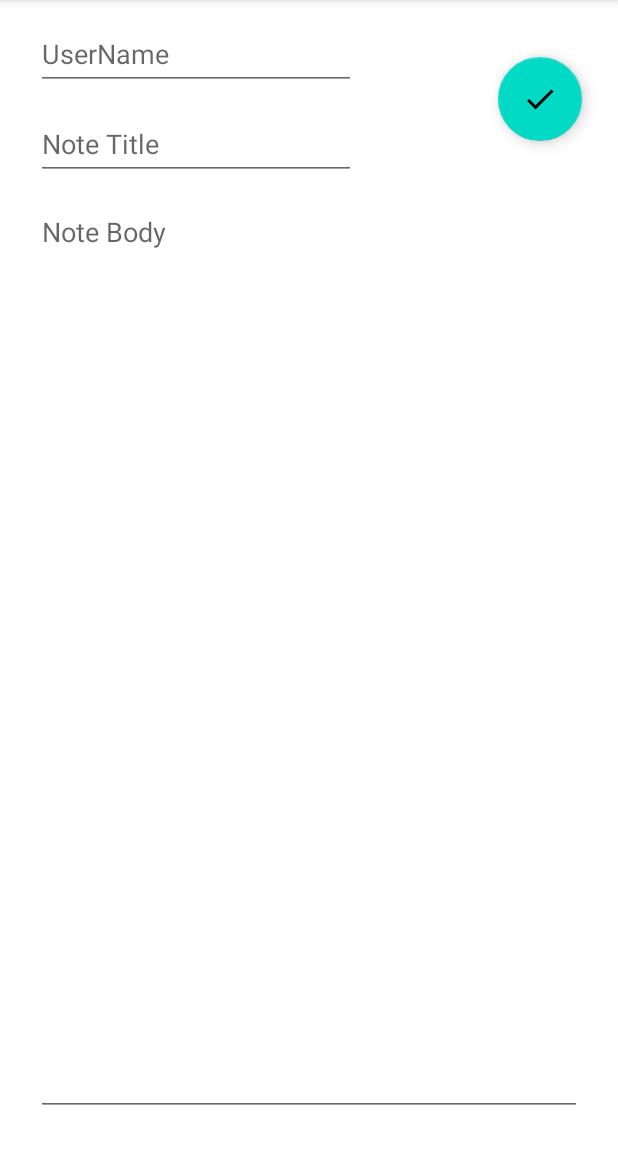
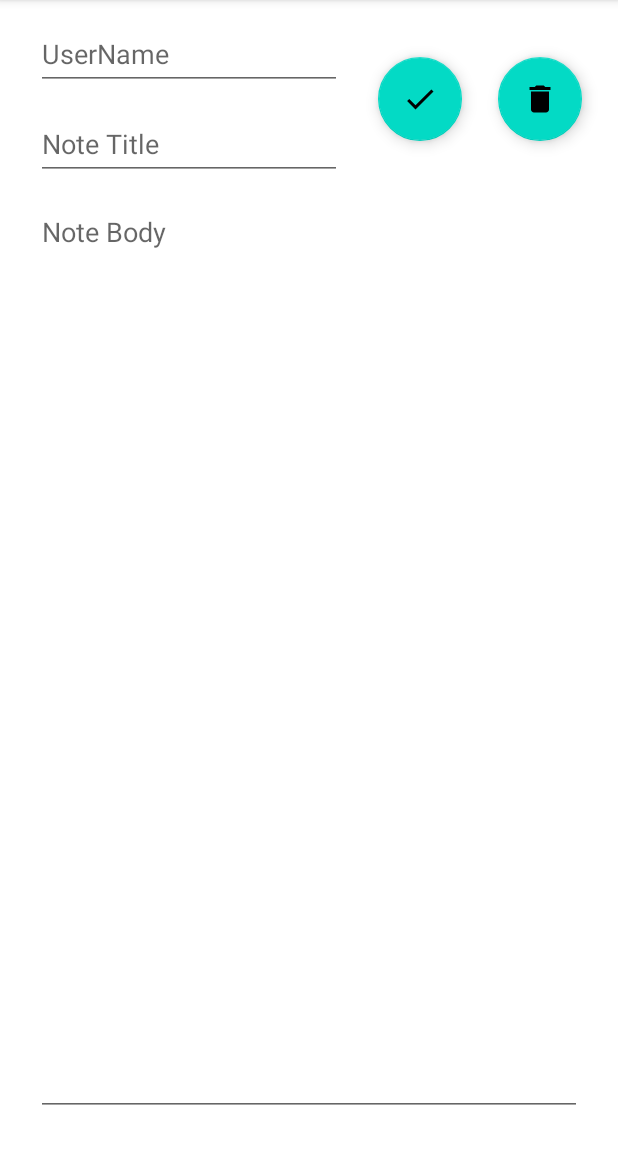
Before and after one commit to trindade99/notiFy, an Android app: the fragment UpdateFragment placed in its activity, on a phone screen of 412 x 824 dp, the part 84-1236 px from its top. Run offline under Robolectric (Android 15) with nearby library versions, the phone set to English and light mode, and no system bars; our stand-ins replace Room's generated code, navigation-ui; 4 statements that could not run were skipped.

```diff
--- a/app/src/main/java/com/example/notify/data/NoteDao.kt
+++ b/app/src/main/java/com/example/notify/data/NoteDao.kt
@@ -10,8 +10,11 @@ interface NoteDao {
     @Insert(onConflict = OnConflictStrategy.IGNORE)
     fun addUser(note: Note)
 
-    @Update(onConflict = OnConflictStrategy.IGNORE)
+    @Update
     fun updateUser(note: Note)
+
+    @Delete
+    fun deleteUser(note: Note)
 
     @Query(value = "SELECT * FROM user_table ORDER BY id ASC")
     fun readAllData(): LiveData<List<Note>>
--- a/app/src/main/java/com/example/notify/fragments/list/ListAdapter.kt
+++ b/app/src/main/java/com/example/notify/fragments/list/ListAdapter.kt
@@ -28,6 +28,7 @@ class ListAdapter: RecyclerView.Adapter<ListAdapter.MyViewHolder>() {
         holder.itemView.title_txt.text = currentItem.Title
         holder.itemView.preview_txt.text = currentItem.Body
 
+
         holder.itemView.row_Layout.setOnClickListener{
             val action = ListFragmentDirections.actionListFragmentToUpdateFragment(currentItem)
             holder.itemView.findNavController().navigate(action)
--- a/app/src/main/java/com/example/notify/fragments/list/ListFragment.kt
+++ b/app/src/main/java/com/example/notify/fragments/list/ListFragment.kt
@@ -8,7 +8,9 @@ import android.view.ViewGroup
 import androidx.lifecycle.Observer
 import androidx.lifecycle.ViewModelProvider
 import androidx.navigation.fragment.findNavController
+import androidx.recyclerview.widget.DividerItemDecoration
 import androidx.recyclerview.widget.LinearLayoutManager
+import androidx.recyclerview.widget.RecyclerView
 import com.example.notify.R
 import com.example.notify.viewModel.NoteViewModel
 import kotlinx.android.synthetic.main.fragment_list.view.*
@@ -28,8 +30,10 @@ class ListFragment : Fragment() {
         //Recycler view
         val adapter = ListAdapter()
         val recyclerView = view.recyclerview
+        val dividerItemDecoration = DividerItemDecoration(requireContext(), RecyclerView.VERTICAL)
         recyclerView.adapter = adapter
         recyclerView.layoutManager = LinearLayoutManager(requireContext())
+        recyclerView.addItemDecoration(dividerItemDecoration)
 
         // UserViewModel
         mNoteViewModel = ViewModelProvider(this).get(NoteViewModel::class.java)
@@ -45,4 +49,5 @@ class ListFragment : Fragment() {
         return view
     }
 
+
 }
--- a/app/src/main/java/com/example/notify/repository/NoteRepository.kt
+++ b/app/src/main/java/com/example/notify/repository/NoteRepository.kt
@@ -15,4 +15,8 @@ class NoteRepository(var noteDao: NoteDao) {
     suspend fun updateUser(note: Note){
         noteDao.updateUser(note)
     }
+
+    suspend fun deleteUser(note: Note){
+        noteDao.deleteUser(note)
+    }
 }
--- /dev/null
+++ b/app/src/main/res/drawable/ic_delete.xml
@@ -0,0 +1,10 @@
+<vector xmlns:android="http://schemas.android.com/apk/res/android"
+    android:width="24dp"
+    android:height="24dp"
+    android:viewportWidth="24"
+    android:viewportHeight="24"
+    android:tint="?attr/colorControlNormal">
+  <path
+      android:fillColor="@android:color/white"
+      android:pathData="M6,19c0,1.1 0.9,2 2,2h8c1.1,0 2,-0.9 2,-2V7H6v12zM19,4h-3.5l-1,-1h-5l-1,1H5v2h14V4z"/>
+</vector>
--- a/app/src/main/res/layout/fragment_update.xml
+++ b/app/src/main/res/layout/fragment_update.xml
@@ -8,27 +8,31 @@
 
     <EditText
         android:id="@+id/update_UserName"
-        android:layout_width="wrap_content"
+        android:layout_width="0dp"
         android:layout_height="wrap_content"
         android:layout_marginStart="24dp"
         android:layout_marginTop="12dp"
+        android:layout_marginEnd="24dp"
         android:ems="10"
         android:hint="UserName"
         android:inputType="textPersonName"
         android:minHeight="48dp"
+        app:layout_constraintEnd_toStartOf="@+id/update_btn"
         app:layout_constraintStart_toStartOf="parent"
         app:layout_constraintTop_toTopOf="parent" />
 
     <EditText
         android:id="@+id/update_Title"
-        android:layout_width="wrap_content"
+        android:layout_width="0dp"
         android:layout_height="wrap_content"
         android:layout_marginStart="24dp"
         android:layout_marginTop="12dp"
+        android:layout_marginEnd="24dp"
         android:ems="10"
         android:hint="Note Title"
         android:inputType="textPersonName"
         android:minHeight="48dp"
+        app:layout_constraintEnd_toStartOf="@+id/update_btn"
         app:layout_constraintStart_toStartOf="parent"
         app:layout_constraintTop_toBottomOf="@+id/update_UserName" />
 
@@ -60,6 +64,20 @@
         android:clickable="true"
         android:src="@drawable/ic_update"
         app:layout_constraintBottom_toTopOf="@+id/update_text"
+        app:layout_constraintEnd_toStartOf="@+id/delete_btn"
+        app:layout_constraintTop_toTopOf="parent"
+        tools:ignore="SpeakableTextPresentCheck" />
+
+    <com.google.android.material.floatingactionbutton.FloatingActionButton
+        android:id="@+id/delete_btn"
+        android:layout_width="wrap_content"
+        android:layout_height="wrap_content"
+        android:layout_marginTop="24dp"
+        android:layout_marginEnd="24dp"
+        android:layout_marginBottom="24dp"
+        android:clickable="true"
+        android:src="@drawable/ic_delete"
+        app:layout_constraintBottom_toTopOf="@+id/update_text"
         app:layout_constraintEnd_toEndOf="parent"
         app:layout_constraintTop_toTopOf="parent"
         tools:ignore="SpeakableTextPresentCheck" />
```
Also changed, not shown: app/src/main/java/com/example/notify/fragments/update/UpdateFragment.kt (+20 -0 lines), app/src/main/java/com/example/notify/viewModel/NoteViewModel.kt (+7 -0 lines), app/src/main/res/layout/custom_row.xml (+14 -12 lines).
